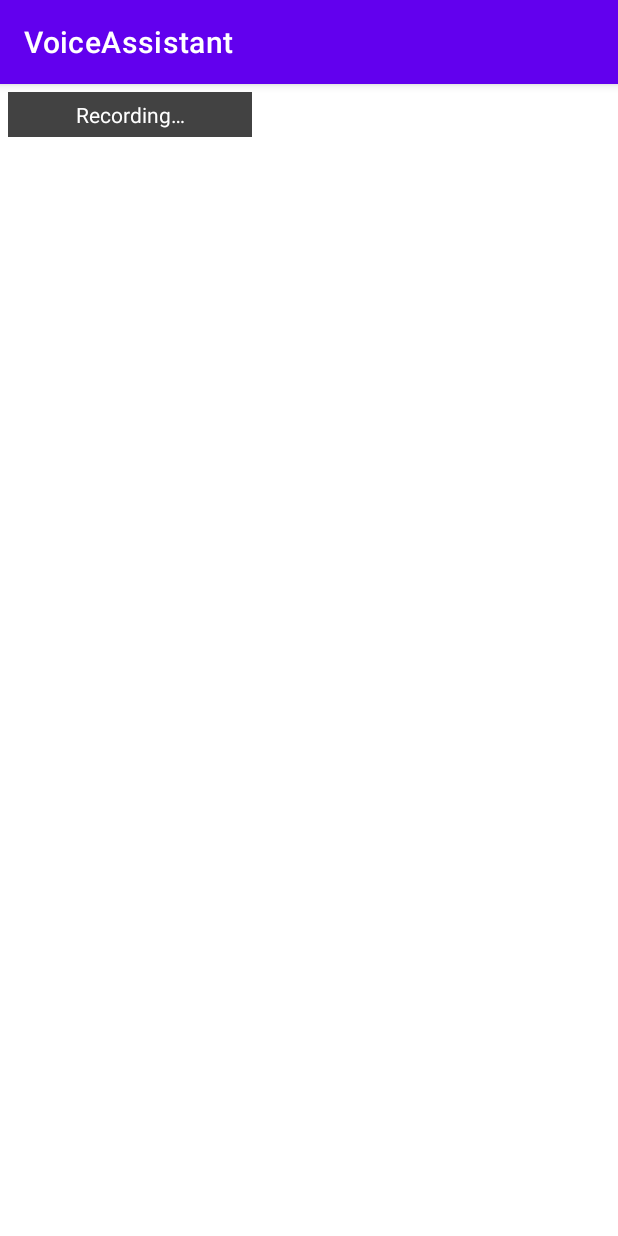
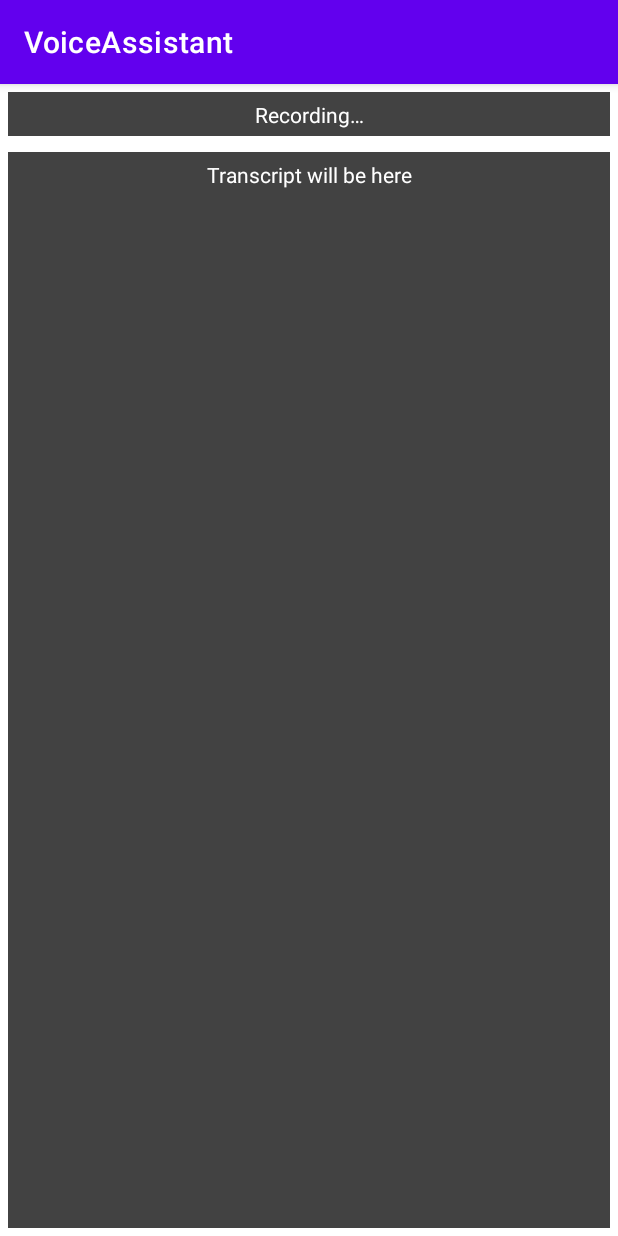
Before and after one commit to Quofite/VoiceAssistant, an Android app: the screen it shows after launch (MainActivity), after a tap on "Say Something", on a phone screen of 412 x 824 dp. Run offline under Robolectric (Android 15) with nearby library versions, the light colour scheme and no system bars.

Commit message:
api now returns user's speech transcription and files do not overlap each other

```diff
--- a/app/app/src/main/java/org/barbaris/voiceassistant/MainActivity.java
+++ b/app/app/src/main/java/org/barbaris/voiceassistant/MainActivity.java
@@ -13,10 +13,14 @@ import android.widget.TextView;
 import static android.Manifest.permission.RECORD_AUDIO;
 import static android.Manifest.permission.INTERNET;
 
+import java.util.Random;
+
 public class MainActivity extends AppCompatActivity {
 
-    private TextView startRec;
+    private TextView startRecBox;
+    private TextView transcriptionBox;
     private MediaRecorder recorder;
+    private static String filePath = null;
     private static String fileName = null;
     private boolean isRecording = false;
     public static final int REQUEST_AUDIO_PERMISSION_CODE = 1;
@@ -26,9 +30,10 @@ public class MainActivity extends AppCompatActivity {
         super.onCreate(savedInstanceState);
         setContentView(R.layout.activity_main);
 
-        startRec = findViewById(R.id.startRecording);
+        startRecBox = findViewById(R.id.startRecording);
+        transcriptionBox = findViewById(R.id.transcription);
 
-        startRec.setOnClickListener(new View.OnClickListener() {
+        startRecBox.setOnClickListener(new View.OnClickListener() {
 
             @Override
             public void onClick(View V) {
@@ -38,9 +43,9 @@ public class MainActivity extends AppCompatActivity {
                     recorder.stop();
                     recorder.release();
                     recorder = null;
-                    startRec.setText(R.string.start_rec);
+                    startRecBox.setText(R.string.start_rec);
 
-                    Request request = new Request(getExternalFilesDir(null).getAbsolutePath() + "/record.ogg");
+                    Request request = new Request(filePath, transcriptionBox);
 
                     try {
                         request.start();
@@ -51,14 +56,14 @@ public class MainActivity extends AppCompatActivity {
 
                 } else {
                     if(hasPermissions()) {
-                        fileName = getExternalFilesDir(null).getAbsolutePath() + "/record.ogg";
-                        System.out.println(getExternalFilesDir(null).getAbsolutePath());
+                        fileName = "/" + randomPrefix() + "record.ogg";
+                        filePath = getExternalFilesDir(null).getAbsolutePath() + fileName;
 
                         recorder = new MediaRecorder();
                         recorder.setAudioSource(MediaRecorder.AudioSource.MIC);
                         recorder.setOutputFormat(MediaRecorder.OutputFormat.OGG);
                         recorder.setAudioEncoder(MediaRecorder.AudioEncoder.OPUS);
-                        recorder.setOutputFile(fileName);
+                        recorder.setOutputFile(filePath);
 
                         try {
                             recorder.prepare();
@@ -68,7 +73,7 @@ public class MainActivity extends AppCompatActivity {
 
                         recorder.start();
                         isRecording = true;
-                        startRec.setText(R.string.stop_rec);
+                        startRecBox.setText(R.string.stop_rec);
                     } else {
                         ActivityCompat.requestPermissions(MainActivity.this, new String[]{RECORD_AUDIO,  INTERNET}, REQUEST_AUDIO_PERMISSION_CODE);
                     }
@@ -84,7 +89,10 @@ public class MainActivity extends AppCompatActivity {
         return b == PackageManager.PERMISSION_GRANTED && c == PackageManager.PERMISSION_GRANTED;
     }
 
-
+    private int randomPrefix() {
+        Random random = new Random();
+        return random.nextInt(7000);
+    }
 
 
 
--- a/app/app/src/main/res/layout/activity_main.xml
+++ b/app/app/src/main/res/layout/activity_main.xml
@@ -8,14 +8,13 @@
 
     <LinearLayout
         android:layout_width="match_parent"
-        android:layout_height="wrap_content"
-        android:layout_marginTop="30dp"
+        android:layout_height="40dp"
         android:orientation="horizontal"
         android:weightSum="4">
 
         <TextView
             android:id="@+id/startRecording"
-            android:layout_width="wrap_content"
+            android:layout_width="match_parent"
             android:layout_height="wrap_content"
             android:layout_margin="5dp"
             android:layout_weight="1"
@@ -23,8 +22,30 @@
             android:padding="5dp"
             android:text="@string/start_rec"
             android:textAlignment="center"
-            android:textColor="@color/white"/>
+            android:textColor="@color/white" />
 
     </LinearLayout>
 
+    <LinearLayout
+        android:layout_width="match_parent"
+        android:layout_height="match_parent"
+        android:orientation="vertical"
+        android:layout_marginTop="40dp"
+        tools:layout_editor_absoluteX="1dp"
+        tools:layout_editor_absoluteY="40dp">
+
+        <TextView
+            android:id="@+id/transcription"
+            android:layout_width="match_parent"
+            android:layout_height="0dp"
+            android:layout_margin="5dp"
+            android:layout_weight="1"
+            android:background="@color/cardview_dark_background"
+            android:padding="5dp"
+            android:text="@string/transcription"
+            android:textAlignment="center"
+            android:textColor="@color/white" />
+    </LinearLayout>
+
+
 </androidx.constraintlayout.widget.ConstraintLayout>
--- a/app/app/src/main/res/values/strings.xml
+++ b/app/app/src/main/res/values/strings.xml
@@ -2,4 +2,5 @@
     <string name="app_name">VoiceAssistant</string>
     <string name="start_rec">Say Something</string>
     <string name="stop_rec">Recording…</string>
+    <string name="transcription">Transcript will be here</string>
 </resources>
```
Also changed, not shown: app/app/src/main/java/org/barbaris/voiceassistant/Request.java (+10 -4 lines), 1 other file.
